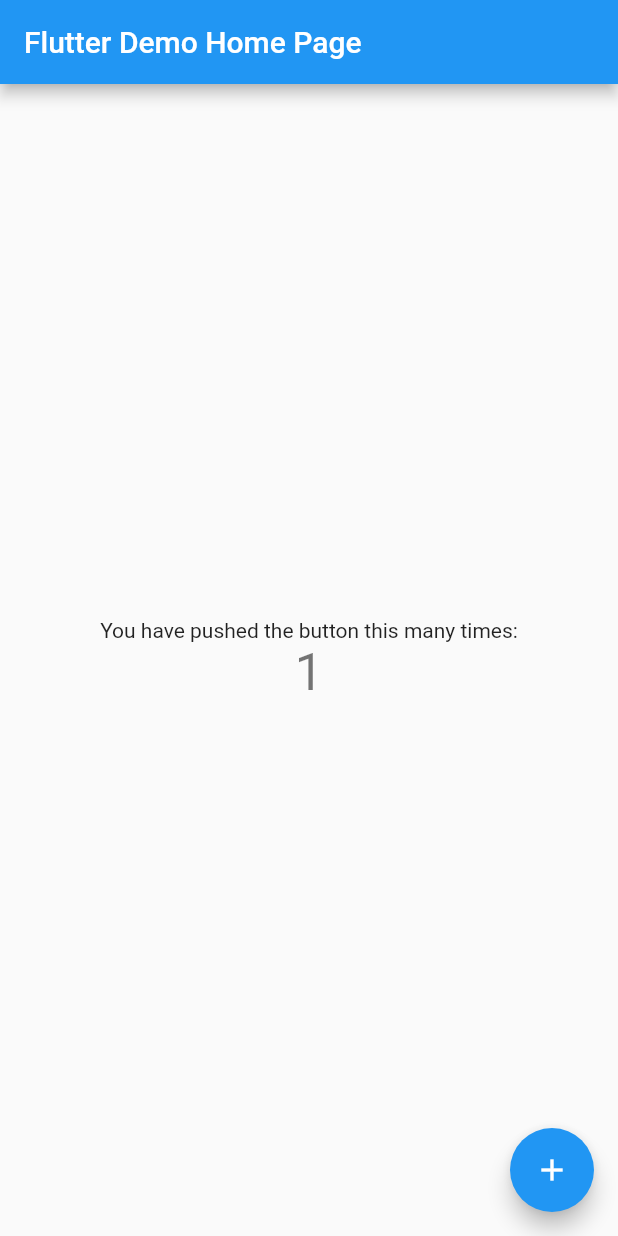
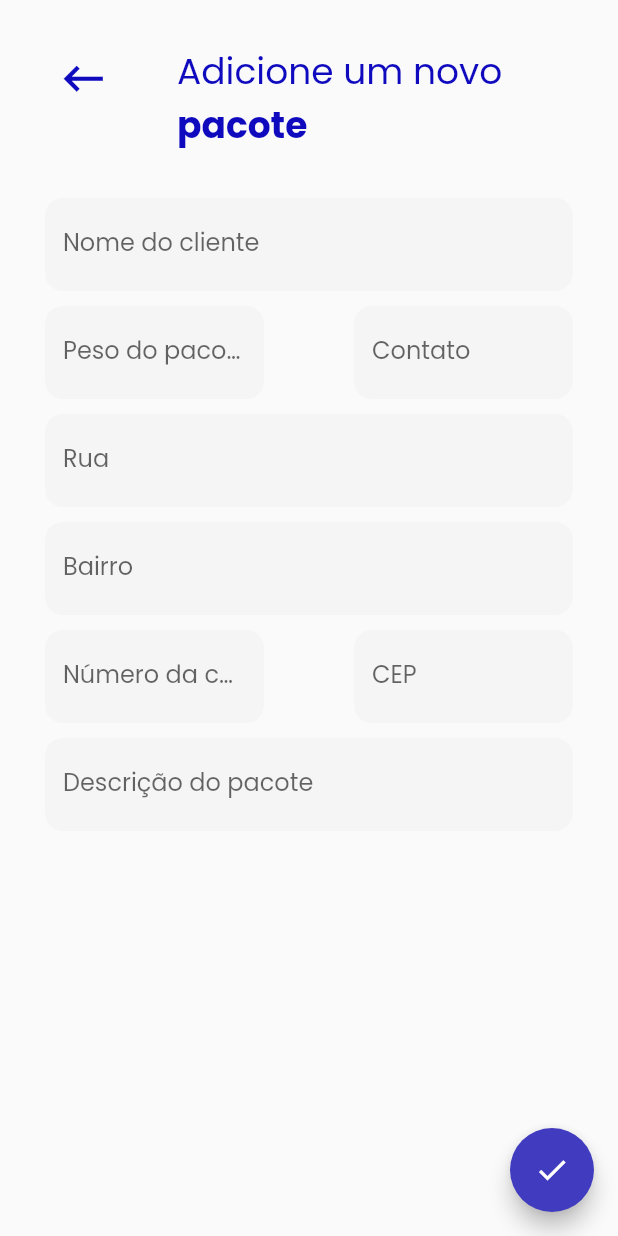
Before and after one commit to ES2-UFPI/ChegaJa, a Flutter app: the screen it shows after launch, after a tap on the "add" icon, on a phone screen of 412 x 824 dp. Run offline on Flutter 3.47's test engine with Material 2 defaults, Android fonts, the phone set to English and light mode, and no system bars; our stand-ins replace extended_masked_text, google_fonts.

Commit message:
feat: Telas de lista de entrega e forms de pacote

```diff
--- /dev/null
+++ b/chegaja_frontend/lib/components/delivery_card.dart
@@ -0,0 +1,47 @@
+import 'package:flutter/material.dart';
+
+class DeliveryCard extends StatelessWidget {
+  const DeliveryCard({
+    Key? key,
+    required this.clientName,
+    required this.wheigthPackage,
+  }) : super(key: key);
+
+  final String clientName;
+  final String wheigthPackage;
+
+  @override
+  Widget build(BuildContext context) {
+    return Card(
+      elevation: 4,
+      shadowColor: Colors.white,
+      shape: const RoundedRectangleBorder(
+        borderRadius: BorderRadius.all(
+          Radius.circular(12),
+        ),
+      ),
+      child: ListTile(
+        trailing: const Icon(
+          Icons.remove_circle,
+          color: Color(0xFF262626),
+        ),
+        title: Text(
+          clientName,
+          style: const TextStyle(
+            fontSize: 14,
+            fontWeight: FontWeight.w400,
+            color: Color(0xFF262626),
+          ),
+        ),
+        subtitle: Text(
+          wheigthPackage,
+          style: const TextStyle(
+            fontSize: 14,
+            fontWeight: FontWeight.w400,
+            color: Color(0xFF262626),
+          ),
+        ),
+      ),
+    );
+  }
+}
--- /dev/null
+++ b/chegaja_frontend/lib/components/title.dart
@@ -0,0 +1,41 @@
+import 'package:flutter/material.dart';
+
+class BuildTitle extends StatelessWidget {
+  const BuildTitle({
+    Key? key,
+    required this.firstTitle,
+    required this.secondTitle,
+  }) : super(key: key);
+
+  final String firstTitle;
+  final String secondTitle;
+
+  @override
+  Widget build(BuildContext context) {
+    return Padding(
+      padding: const EdgeInsets.fromLTRB(40, 30, 0, 0),
+      child: Column(
+          crossAxisAlignment: CrossAxisAlignment.start,
+          children: <Widget>[
+            Text(
+              firstTitle,
+              textAlign: TextAlign.left,
+              style: TextStyle(
+                fontSize: 24,
+                fontWeight: FontWeight.w400,
+                color: Theme.of(context).colorScheme.primary,
+              ),
+            ),
+            Text(
+              secondTitle,
+              textAlign: TextAlign.left,
+              style: TextStyle(
+                fontSize: 24,
+                fontWeight: FontWeight.bold,
+                color: Theme.of(context).colorScheme.primary,
+              ),
+            ),
+          ]),
+    );
+  }
+}
--- a/chegaja_frontend/lib/main.dart
+++ b/chegaja_frontend/lib/main.dart
@@ -1,4 +1,6 @@
+import 'package:chegaja_frontend/screens/enterprise/delivery_list.dart';
 import 'package:flutter/material.dart';
+import 'package:google_fonts/google_fonts.dart';
 
 void main() {
   runApp(const MyApp());
@@ -7,109 +9,29 @@
 class MyApp extends StatelessWidget {
   const MyApp({Key? key}) : super(key: key);
 
-  // This widget is the root of your application.
   @override
   Widget build(BuildContext context) {
     return MaterialApp(
+      debugShowCheckedModeBanner: false,
       title: 'Flutter Demo',
       theme: ThemeData(
-        // This is the theme of your application.
-        //
-        // Try running your application with "flutter run". You'll see the
-        // application has a blue toolbar. Then, without quitting the app, try
-        // changing the primarySwatch below to Colors.green and then invoke
-        // "hot reload" (press "r" in the console where you ran "flutter run",
-        // or simply save your changes to "hot reload" in a Flutter IDE).
-        // Notice that the counter didn't reset back to zero; the application
-        // is not restarted.
-        primarySwatch: Colors.blue,
+        colorScheme: const ColorScheme.light(
+          primary: Color(0xFF100ABF),
+          secondary: Color(0xFF403BBF),
+          surface: Colors.white,
+          background: Colors.white,
+          error: Colors.red,
+          onPrimary: Colors.white,
+          onSecondary: Colors.white,
+          onSurface: Colors.black,
+          onBackground: Colors.black,
+          onError: Colors.white,
+          brightness: Brightness.light,
+        ),
+        // primarySwatch: Colors.blue,
+        textTheme: GoogleFonts.poppinsTextTheme(),
       ),
-      home: const MyHomePage(title: 'Flutter Demo Home Page'),
+      home: const DeliveryList(),
     );
   }
 }
-
-class MyHomePage extends StatefulWidget {
-  const MyHomePage({Key? key, required this.title}) : super(key: key);
-
-  // This widget is the home page of your application. It is stateful, meaning
-  // that it has a State object (defined below) that contains fields that affect
-  // how it looks.
-
-  // This class is the configuration for the state. It holds the values (in this
-  // case the title) provided by the parent (in this case the App widget) and
-  // used by the build method of the State. Fields in a Widget subclass are
-  // always marked "final".
-
-  final String title;
-
-  @override
-  State<MyHomePage> createState() => _MyHomePageState();
-}
-
-class _MyHomePageState extends State<MyHomePage> {
-  int _counter = 0;
-
-  void _incrementCounter() {
-    setState(() {
-      // This call to setState tells the Flutter framework that something has
-      // changed in this State, which causes it to rerun the build method below
-      // so that the display can reflect the updated values. If we changed
-      // _counter without calling setState(), then the build method would not be
-      // called again, and so nothing would appear to happen.
-      _counter++;
-    });
-  }
-
-  @override
-  Widget build(BuildContext context) {
-    // This method is rerun every time setState is called, for instance as done
-    // by the _incrementCounter method above.
-    //
-    // The Flutter framework has been optimized to make rerunning build methods
-    // fast, so that you can just rebuild anything that needs updating rather
-    // than having to individually change instances of widgets.
-    return Scaffold(
-      appBar: AppBar(
-        // Here we take the value from the MyHomePage object that was created by
-        // the App.build method, and use it to set our appbar title.
-        title: Text(widget.title),
-      ),
-      body: Center(
-        // Center is a layout widget. It takes a single child and positions it
-        // in the middle of the parent.
-        child: Column(
-          // Column is also a layout widget. It takes a list of children and
-          // arranges them vertically. By default, it sizes itself to fit its
-          // children horizontally, and tries to be as tall as its parent.
-          //
-          // Invoke "debug painting" (press "p" in the console, choose the
-          // "Toggle Debug Paint" action from the Flutter Inspector in Android
-          // Studio, or the "Toggle Debug Paint" command in Visual Studio Code)
-          // to see the wireframe for each widget.
-          //
-          // Column has various properties to control how it sizes itself and
-          // how it positions its children. Here we use mainAxisAlignment to
-          // center the children vertically; the main axis here is the vertical
-          // axis because Columns are vertical (the cross axis would be
-          // horizontal).
-          mainAxisAlignment: MainAxisAlignment.center,
-          children: <Widget>[
-            const Text(
-              'You have pushed the button this many times:',
-            ),
-            Text(
-              '$_counter',
-              style: Theme.of(context).textTheme.headline4,
-            ),
-          ],
-        ),
-      ),
-      floatingActionButton: FloatingActionButton(
-        onPressed: _incrementCounter,
-        tooltip: 'Increment',
-        child: const Icon(Icons.add),
-      ), // This trailing comma makes auto-formatting nicer for build methods.
-    );
-  }
-}
--- /dev/null
+++ b/chegaja_frontend/lib/screens/enterprise/delivery_list.dart
@@ -0,0 +1,132 @@
+import 'package:chegaja_frontend/screens/enterprise/form_package.dart';
+import 'package:flutter/material.dart';
+
+import '../../components/delivery_card.dart';
+import '../../components/title.dart';
+
+class DeliveryList extends StatefulWidget {
+  const DeliveryList({Key? key}) : super(key: key);
+
+  @override
+  State<DeliveryList> createState() => _DeliveryListState();
+}
+
+class _DeliveryListState extends State<DeliveryList> {
+  @override
+  Widget build(BuildContext context) {
+    return Scaffold(
+      body: Column(
+        crossAxisAlignment: CrossAxisAlignment.start,
+        children: [
+          Row(
+            children: [
+              Container(
+                margin: const EdgeInsets.fromLTRB(30, 0, 0, 0),
+                child: IconButton(
+                  icon: const Icon(Icons.keyboard_backspace, size: 35),
+                  color: Theme.of(context).colorScheme.primary,
+                  onPressed: () {
+                    // Navigator.pop(context);
+                  },
+                ),
+              ),
+              const BuildTitle(
+                firstTitle: 'Solicite uma',
+                secondTitle: 'entrega',
+              ),
+            ],
+          ),
+          Expanded(
+            child: Center(
+              child: Container(
+                padding: const EdgeInsets.fromLTRB(15, 10, 15, 0),
+                height: MediaQuery.of(context).size.height - 200,
+                width: MediaQuery.of(context).size.width - 50,
+                decoration: BoxDecoration(
+                  borderRadius: BorderRadius.circular(20),
+                  color: const Color(0xFFF5F5F5),
+                  boxShadow: [
+                    BoxShadow(
+                      color: Colors.black.withOpacity(0.25),
+                      // spreadRadius: 5,
+                      blurRadius: 4,
+                      offset: const Offset(0, 4), // changes position of shadow
+                    ),
+                  ],
+                ),
+                child: Column(
+                  children: [
+                    Padding(
+                      padding: const EdgeInsets.all(15.0),
+                      child: Row(
+                        mainAxisAlignment: MainAxisAlignment.spaceBetween,
+                        children: [
+                          const Text(
+                            'Pacotes',
+                            style: TextStyle(
+                              fontSize: 18,
+                              fontWeight: FontWeight.w400,
+                              color: Color(0xFF262626),
+                            ),
+                          ),
+                          IconButton(
+                              icon: const Icon(Icons.add, size: 35),
+                              color: const Color(0xFFE30B86),
+                              onPressed: () {
+                                Navigator.push(
+                                  context,
+                                  MaterialPageRoute(
+                                    builder: (context) => const FormPackage(),
+                                  ),
+                                );
+                              })
+                        ],
+                      ),
+                    ),
+                    Expanded(
+                      child: ListView(
+                        padding: const EdgeInsets.only(bottom: 20),
+                        shrinkWrap: true,
+                        children: const [
+                          DeliveryCard(
+                            clientName: 'João da Silva',
+                            wheigthPackage: '20kg',
+                          ),
+                          DeliveryCard(
+                            clientName: 'João da Silva',
+                            wheigthPackage: '20kg',
+                          ),
+                          DeliveryCard(
+                            clientName: 'João da Silva',
+                            wheigthPackage: '20kg',
+                          ),
+                          DeliveryCard(
+                            clientName: 'João da Silva',
+                            wheigthPackage: '20kg',
+                          ),
+                          DeliveryCard(
+                            clientName: 'João da Silva',
+                            wheigthPackage: '20kg',
+                          ),
+                          DeliveryCard(
+                            clientName: 'João da Silva',
+                            wheigthPackage: '20kg',
+                          )
+                        ],
+                      ),
+                    )
+                  ],
+                ),
+              ),
+            ),
+          ),
+        ],
+      ),
+      floatingActionButton: FloatingActionButton(
+        onPressed: () {},
+        backgroundColor: Theme.of(context).colorScheme.primary,
+        child: const Icon(Icons.check),
+      ),
+    );
+  }
+}
--- /dev/null
+++ b/chegaja_frontend/lib/screens/enterprise/form_package.dart
@@ -0,0 +1,192 @@
+import 'package:extended_masked_text/extended_masked_text.dart';
+import 'package:flutter/material.dart';
+
+import '../../components/title.dart';
+
+class FormPackage extends StatefulWidget {
+  const FormPackage({Key? key}) : super(key: key);
+
+  @override
+  State<FormPackage> createState() => _FormPackageState();
+}
+
+class _FormPackageState extends State<FormPackage> {
+  final TextEditingController _clientNameController = TextEditingController();
+  final TextEditingController _weightController = TextEditingController();
+  final MaskedTextController _contactController =
+      MaskedTextController(mask: '(00) 00000-0000');
+  final TextEditingController _streetController = TextEditingController();
+  final TextEditingController _neighborhoodController = TextEditingController();
+  final TextEditingController _homeNumberController = TextEditingController();
+  final MaskedTextController _cepController =
+      MaskedTextController(mask: '00000-000');
+  final TextEditingController _packageDescriptionController =
+      TextEditingController();
+
+  @override
+  Widget build(BuildContext context) {
+    return Scaffold(
+      floatingActionButton: FloatingActionButton(
+        onPressed: () {
+          // Navigator.of(context).pushNamed('/enterprise/form_delivery');
+        },
+        child: const Icon(Icons.check),
+      ),
+      body: SingleChildScrollView(
+        child: Column(
+          children: [
+            Row(
+              children: [
+                Container(
+                  margin: const EdgeInsets.fromLTRB(30, 0, 0, 0),
+                  child: IconButton(
+                    icon: const Icon(Icons.keyboard_backspace, size: 35),
+                    color: Theme.of(context).colorScheme.primary,
+                    onPressed: () {
+                      Navigator.pop(context);
+                    },
+                  ),
+                ),
+                const BuildTitle(
+                  firstTitle: 'Adicione um novo',
+                  secondTitle: 'pacote',
+                ),
+              ],
+            ),
+            const SizedBox(height: 20),
+            Column(
+              children: [
+                FormField(
+                  type: TextInputType.text,
+                  label: 'Nome do cliente',
+                  controller: _clientNameController,
+                ),
+                Row(
+                  children: [
+                    Expanded(
+                      child: FormField(
+                        type: TextInputType.number,
+                        label: 'Peso do pacote (Kg)',
+                        controller: _weightController,
+                      ),
+                    ),
+                    // const SizedBox(width: 10),
+                    Expanded(
+                      child: FormField(
+                        type: TextInputType.number,
+                        label: 'Contato',
+                        controller: _contactController,
+                        validator: (text) {
+                          if (_contactController.unmasked.length < 12) {
+                            return 'Mínimo de 12 caracteres';
+                          }
+                          return null;
+                        },
+                      ),
+                    ),
+                  ],
+                ),
+                FormField(
+                  type: TextInputType.text,
+                  label: 'Rua',
+                  controller: _streetController,
+                  validator: (text) {
+                    if ((text?.length ?? 0) < 10) {
+                      return 'Mínimo de 10 caracteres';
+                    }
+                    return null;
+                  },
+                ),
+                FormField(
+                  type: TextInputType.text,
+                  label: 'Bairro',
+                  controller: _neighborhoodController,
+                  validator: (text) {
+                    if ((text?.length ?? 0) < 10) {
+                      return 'Mínimo de 10 caracteres';
+                    }
+                    return null;
+                  },
+                ),
+                Row(
+                  children: [
+                    Expanded(
+                      child: FormField(
+                        type: TextInputType.number,
+                        label: 'Número da casa',
+                        controller: _homeNumberController,
+                      ),
+                    ),
+                    // const SizedBox(width: 10),
+                    Expanded(
+                      child: FormField(
+                        type: TextInputType.number,
+                        label: 'CEP',
+                        controller: _cepController,
+                        validator: (text) {
+                          if (_cepController.unmasked.length < 8) {
+                            return 'Mínimo de 8 caracteres';
+                          }
+                          return null;
+                        },
+                      ),
+                    ),
+                  ],
+                ),
+                FormField(
+                  type: TextInputType.number,
+                  label: 'Descrição do pacote',
+                  controller: _packageDescriptionController,
+                  isLast: true,
+                ),
+              ],
+            )
+          ],
+        ),
+      ),
+    );
+  }
+}
+
+class FormField extends StatelessWidget {
+  FormField({
+    Key? key,
+    required this.type,
+    required this.label,
+    required this.controller,
+    this.isLast = false,
+    validator,
+  }) : super(key: key);
+
+  final TextInputType type;
+  final String label;
+  final TextEditingController controller;
+  bool isLast;
+  String? Function(String?)? validator;
+
+  @override
+  Widget build(BuildContext context) {
+    return Container(
+      margin: const EdgeInsets.fromLTRB(30, 10, 30, 0),
+      child: TextFormField(
+        controller: controller,
+        validator: validator ??
+            (value) {
+              return (value?.isEmpty ?? true)
+                  ? '$label não pode ficar vazio'
+                  : null;
+            },
+        keyboardType: type,
+        textInputAction: isLast ? TextInputAction.done : TextInputAction.next,
+        decoration: InputDecoration(
+          labelText: label,
+          filled: true,
+          fillColor: const Color(0xFFF5F5F5),
+          border: OutlineInputBorder(
+              borderRadius: BorderRadius.circular(12),
+              borderSide: BorderSide.none),
+        ),
+      ),
+    );
+  }
+}
--- a/chegaja_frontend/pubspec.yaml
+++ b/chegaja_frontend/pubspec.yaml
@@ -3,7 +3,7 @@
 
 # The following line prevents the package from being accidentally published to
 # pub.dev using `flutter pub publish`. This is preferred for private packages.
-publish_to: 'none' # Remove this line if you wish to publish to pub.dev
+publish_to: "none" # Remove this line if you wish to publish to pub.dev
 
 # The following defines the version and build number for your application.
 # A version number is three numbers separated by dots, like 1.2.43
@@ -30,10 +30,11 @@
   flutter:
     sdk: flutter
 
-
   # The following adds the Cupertino Icons font to your application.
   # Use with the CupertinoIcons class for iOS style icons.
   cupertino_icons: ^1.0.2
+  google_fonts: ^3.0.1
+  extended_masked_text: ^2.3.1
 
 dev_dependencies:
   flutter_test:
@@ -51,7 +52,6 @@
 
 # The following section is specific to Flutter packages.
 flutter:
-
   # The following line ensures that the Material Icons font is
   # included with your application, so that you can use the icons in
   # the material Icons class.
```
Also changed, not shown: chegaja_frontend/lib/models/deliveryman.dart (added, +36 -0 lines), chegaja_frontend/lib/models/enterprise.dart (added, +46 -0 lines), chegaja_frontend/lib/models/payment_method.dart (added, +36 -0 lines), chegaja_frontend/lib/screens/home.dart (added, +17 -0 lines), chegaja_frontend/pubspec.lock, 1 other file.
